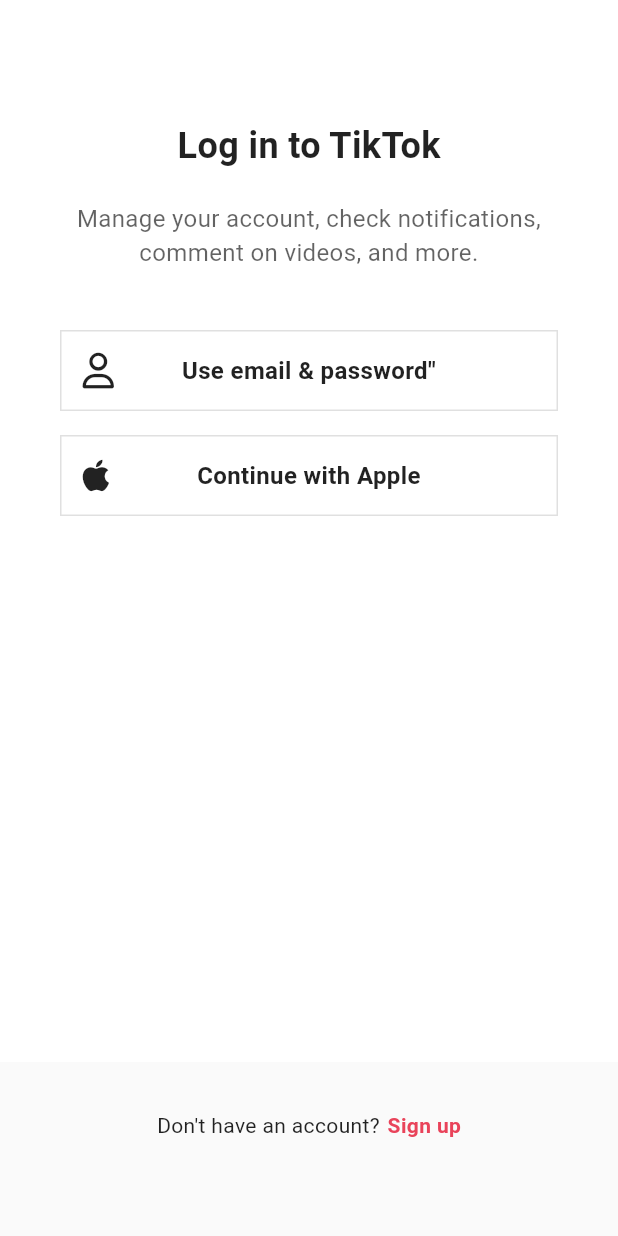
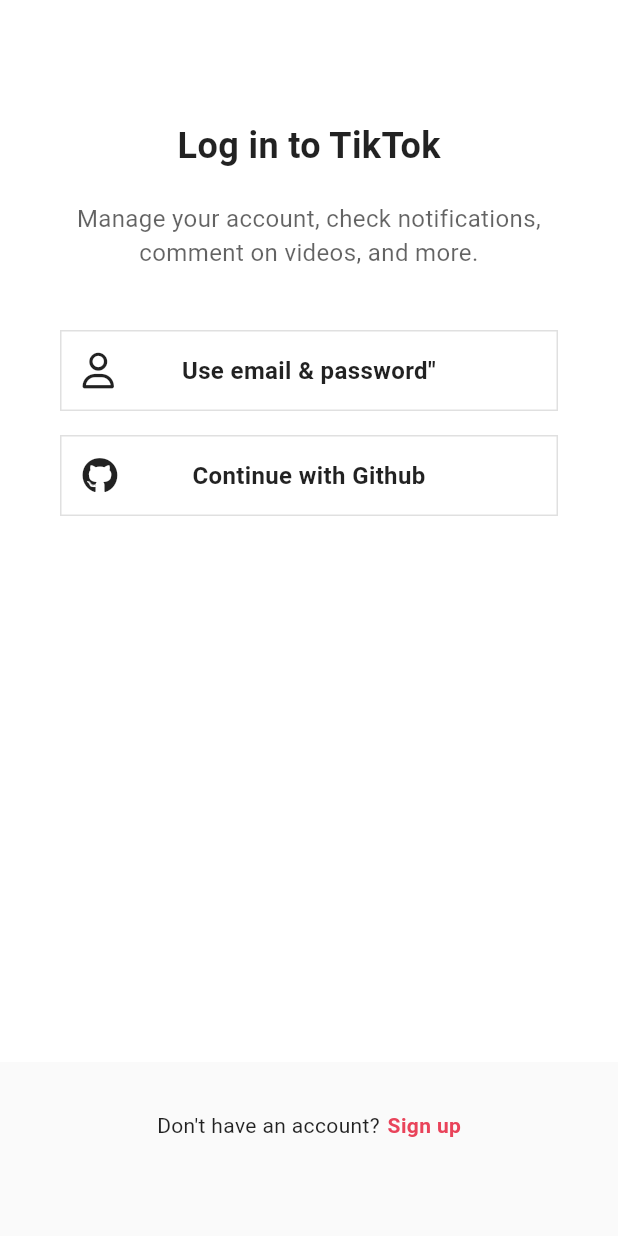
Before and after one commit to zeronedev/tiktok_clone_230217, a Flutter app: the screen it shows after launch, after a tap on an icon or button, on a phone screen of 412 x 824 dp. Run offline on Flutter 3.47's test engine with Material 3 defaults, Android fonts, the phone set to English and light mode, and no system bars; our stand-ins replace camera, firebase_auth, firebase_core, flutter_riverpod, font_awesome_flutter, gallery_saver and 6 more; accounts and stored records are empty; network calls fail.

Commit message:
#24.4 Github Login (07:32)

```diff
--- a/lib/features/authentication/login_screen.dart
+++ b/lib/features/authentication/login_screen.dart
@@ -1,13 +1,15 @@
 import 'package:flutter/material.dart';
+import 'package:flutter_riverpod/flutter_riverpod.dart';
 import 'package:font_awesome_flutter/font_awesome_flutter.dart';
 import 'package:go_router/go_router.dart';
 import 'package:tiktok_clone_230217/constants/gaps.dart';
 import 'package:tiktok_clone_230217/constants/sizes.dart';
 import 'package:tiktok_clone_230217/features/authentication/login_form_screen.dart';
+import 'package:tiktok_clone_230217/features/authentication/view_models/social_auth_view_model.dart';
 import 'package:tiktok_clone_230217/features/authentication/widgets/auth_button.dart';
 import 'package:tiktok_clone_230217/utils.dart';
 
-class LoginScreen extends StatelessWidget {
+class LoginScreen extends ConsumerWidget {
   static String routeURL = "/login";
   static String routeName = "login";
 
@@ -27,7 +29,7 @@ class LoginScreen extends StatelessWidget {
   }
 
   @override
-  Widget build(BuildContext context) {
+  Widget build(BuildContext context, WidgetRef ref) {
     return Scaffold(
       body: SafeArea(
         child: Padding(
@@ -61,9 +63,13 @@ class LoginScreen extends StatelessWidget {
               ),
             ),
             Gaps.v16,
-            const AuthButton(
-              icon: FaIcon(FontAwesomeIcons.apple),
-              text: 'Continue with Apple',
+            GestureDetector(
+              onTap: () =>
+                  ref.read(socialAuthProvider.notifier).githubSingIn(context),
+              child: const AuthButton(
+                icon: FaIcon(FontAwesomeIcons.github),
+                text: 'Continue with Github',
+              ),
             ),
           ]),
         ),
--- a/lib/features/authentication/repos/authentication_repo.dart
+++ b/lib/features/authentication/repos/authentication_repo.dart
@@ -26,6 +26,10 @@ class AuthenticationRepository {
       password: password,
     );
   }
+
+  Future<void> githubSingIn() async {
+    await _firebaseAuth.signInWithProvider(GithubAuthProvider());
+  }
 }
 
 final authRepo = Provider((ref) => AuthenticationRepository());
--- a/lib/features/authentication/sign_up_screen.dart
+++ b/lib/features/authentication/sign_up_screen.dart
@@ -1,15 +1,17 @@
 import 'package:flutter/material.dart';
+import 'package:flutter_riverpod/flutter_riverpod.dart';
 import 'package:font_awesome_flutter/font_awesome_flutter.dart';
 import 'package:go_router/go_router.dart';
 import 'package:tiktok_clone_230217/constants/gaps.dart';
 import 'package:tiktok_clone_230217/constants/sizes.dart';
 import 'package:tiktok_clone_230217/features/authentication/login_screen.dart';
 import 'package:tiktok_clone_230217/features/authentication/username_screen.dart';
+import 'package:tiktok_clone_230217/features/authentication/view_models/social_auth_view_model.dart';
 import 'package:tiktok_clone_230217/features/authentication/widgets/auth_button.dart';
 import 'package:tiktok_clone_230217/generated/l10n.dart';
 import 'package:tiktok_clone_230217/utils.dart';
 
-class SignUpScreen extends StatelessWidget {
+class SignUpScreen extends ConsumerWidget {
   static const routeURL = "/";
   static const routeName = "signUp";
   const SignUpScreen({super.key});
@@ -26,7 +28,7 @@ class SignUpScreen extends StatelessWidget {
   }
 
   @override
-  Widget build(BuildContext context) {
+  Widget build(BuildContext context, WidgetRef ref) {
     return OrientationBuilder(
       builder: (context, orientation) {
 /*         if (orientation == Orientation.landscape) {
@@ -74,10 +76,15 @@ class SignUpScreen extends StatelessWidget {
                       ),
                     ),
                     Gaps.v16,
-                    AuthButton(
-                      icon: const FaIcon(FontAwesomeIcons.apple),
-                      text: S.of(context).appleButton,
-                    )
+                    GestureDetector(
+                      onTap: () => ref
+                          .read(socialAuthProvider.notifier)
+                          .githubSingIn(context),
+                      child: const AuthButton(
+                        icon: FaIcon(FontAwesomeIcons.github),
+                        text: "Continue with Github",
+                      ),
+                    ),
                   ],
                   if (orientation == Orientation.landscape)
                     Row(
```
Also changed, not shown: lib/features/authentication/view_models/social_auth_view_model.dart (added, +32 -0 lines).
